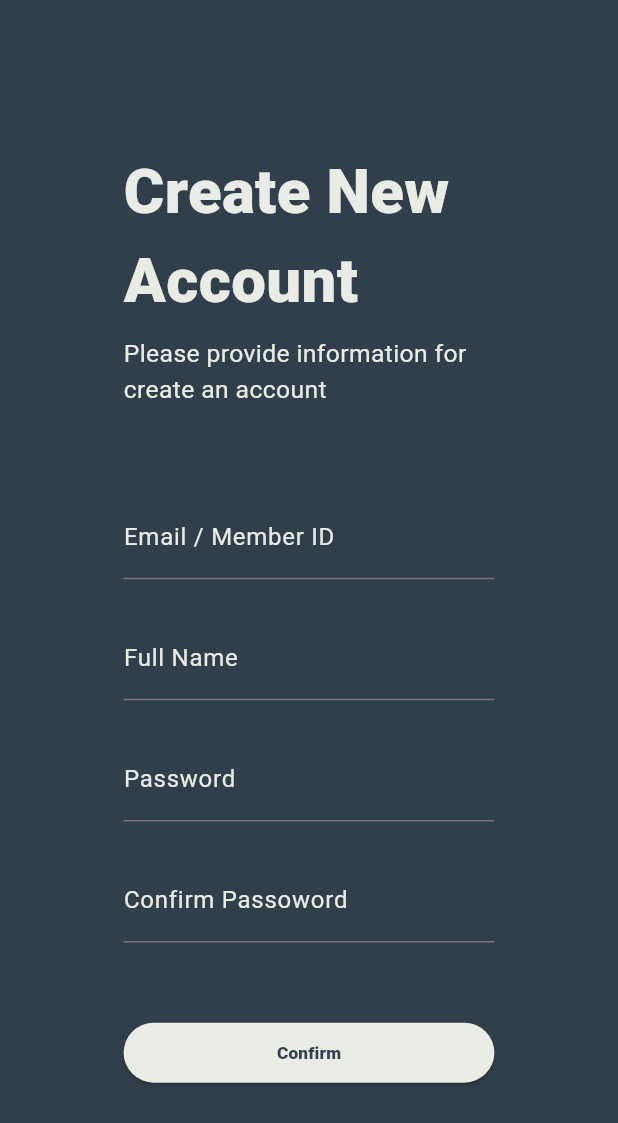
After one commit to normndakbr/e-gym_mobile, a Flutter app: the RegisterPage screen opened directly, on a phone screen of 412 x 824 dp. The commit adds this screen. Shown: the top 1123 px of the screen. Run offline on Flutter 3.47's test engine with Material 3 defaults, Android fonts, the phone set to English and light mode, and no system bars.

Commit message:
added register page

```diff
--- /dev/null
+++ b/lib/src/pages/register.dart
@@ -0,0 +1,85 @@
+import 'package:flutter/material.dart';
+import 'package:e_gym_mobile/constants.dart';
+import 'package:e_gym_mobile/src/utils/utils.dart';
+import '../widgets/customTextFormField.dart';
+
+class RegisterPage extends StatelessWidget {
+  @override
+  Widget build(BuildContext context) {
+    return Scaffold(
+      body: Container(
+        color: AppConstants.primaryColor,
+        child: Padding(
+          padding: AppUtils.responsiveHorizontalPadding(context, 0.2),
+          child: Column(
+            mainAxisAlignment: MainAxisAlignment.center,
+            children: <Widget>[
+              Align(
+                alignment: Alignment.centerLeft,
+                child: Text(
+                  'Create New Account',
+                  style: TextStyle(
+                    fontSize: AppUtils.responsiveHeight(context, 0.05),
+                    fontWeight: FontWeight.w900,
+                    color: AppConstants.secondaryColor,
+                  ),
+                ),
+              ),
+              SizedBox(height: AppUtils.responsiveHeight(context, 0.01)),
+              Align(
+                alignment: Alignment.centerLeft,
+                child: Text(
+                  'Please provide information for create an account',
+                  style: TextStyle(
+                    fontSize: AppUtils.responsiveHeight(context, 0.02),
+                    color: AppConstants.secondaryColor,
+                  ),
+                ),
+              ),
+              SizedBox(height: AppUtils.responsiveHeight(context, 0.07)),
+              const CustomTextFormField(
+                labelText: 'Email / Member ID',
+              ),
+              SizedBox(height: AppUtils.responsiveHeight(context, 0.03)),
+              const CustomTextFormField(
+                labelText: 'Full Name',
+              ),
+              SizedBox(height: AppUtils.responsiveHeight(context, 0.03)),
+              const CustomTextFormField(
+                labelText: 'Password',
+                obscureText: true,
+              ),
+              SizedBox(height: AppUtils.responsiveHeight(context, 0.03)),
+              const CustomTextFormField(
+                labelText: 'Confirm Passoword',
+                obscureText: true,
+              ),
+              SizedBox(height: AppUtils.responsiveHeight(context, 0.06)),
+              Column(
+                crossAxisAlignment: CrossAxisAlignment.stretch,
+                children: [
+                  ElevatedButton(
+                    onPressed: () {
+                      print('Login button pressed');
+                    },
+                    style: ElevatedButton.styleFrom(
+                      backgroundColor: AppConstants.secondaryColor,
+                    ),
+                    child: Text(
+                      'Confirm',
+                      style: TextStyle(
+                        fontSize: AppUtils.responsiveWidth(context, 0.028),
+                        fontWeight: FontWeight.w900,
+                        color: AppConstants.primaryColor,
+                      ),
+                    ),
+                  ),
+                ],
+              ),
+            ],
+          ),
+        ),
+      ),
+    );
+  }
+}
--- a/lib/src/widgets/clickableText.dart
+++ b/lib/src/widgets/clickableText.dart
@@ -15,7 +15,7 @@ class ClickableText extends StatelessWidget {
         children: [
           TextSpan(
             text: textSpan1,
-            style: TextStyle(color: AppConstants.secondaryColor),
+            style: const TextStyle(color: AppConstants.secondaryColor),
           ),
           TextSpan(
             text: textSpan2,
@@ -25,7 +25,6 @@ class ClickableText extends StatelessWidget {
             ),
             recognizer: TapGestureRecognizer()
               ..onTap = () {
-                // Handle the tap action, such as navigation to another screen
                 print('Create now clicked!');
               },
           ),
```
